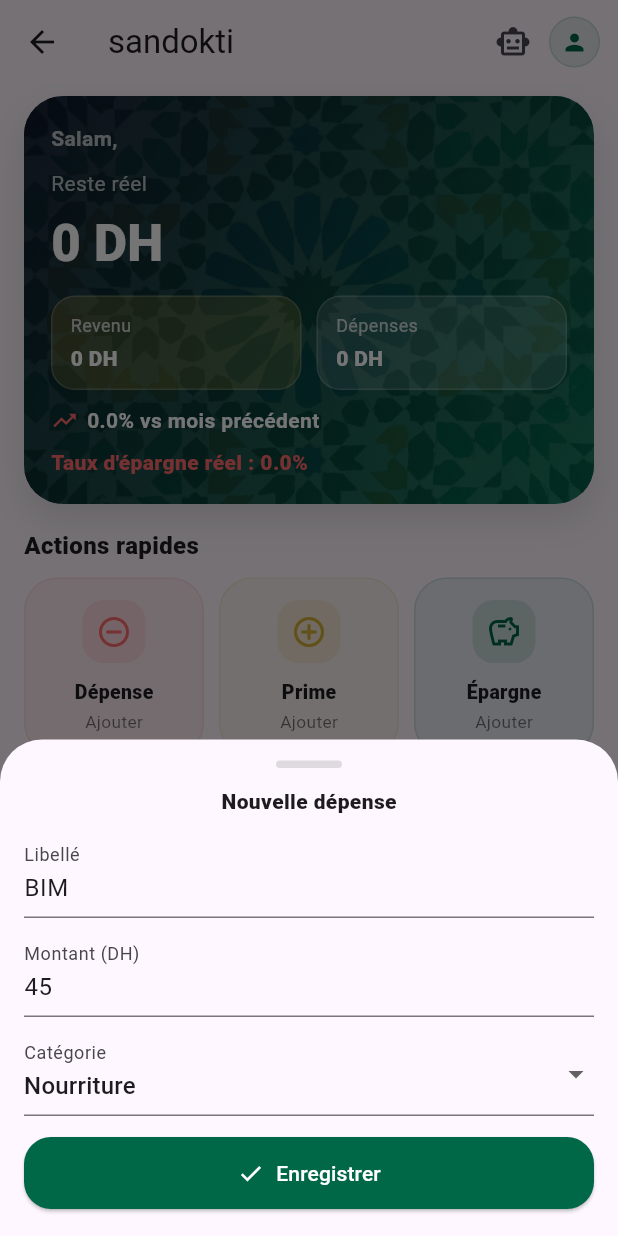
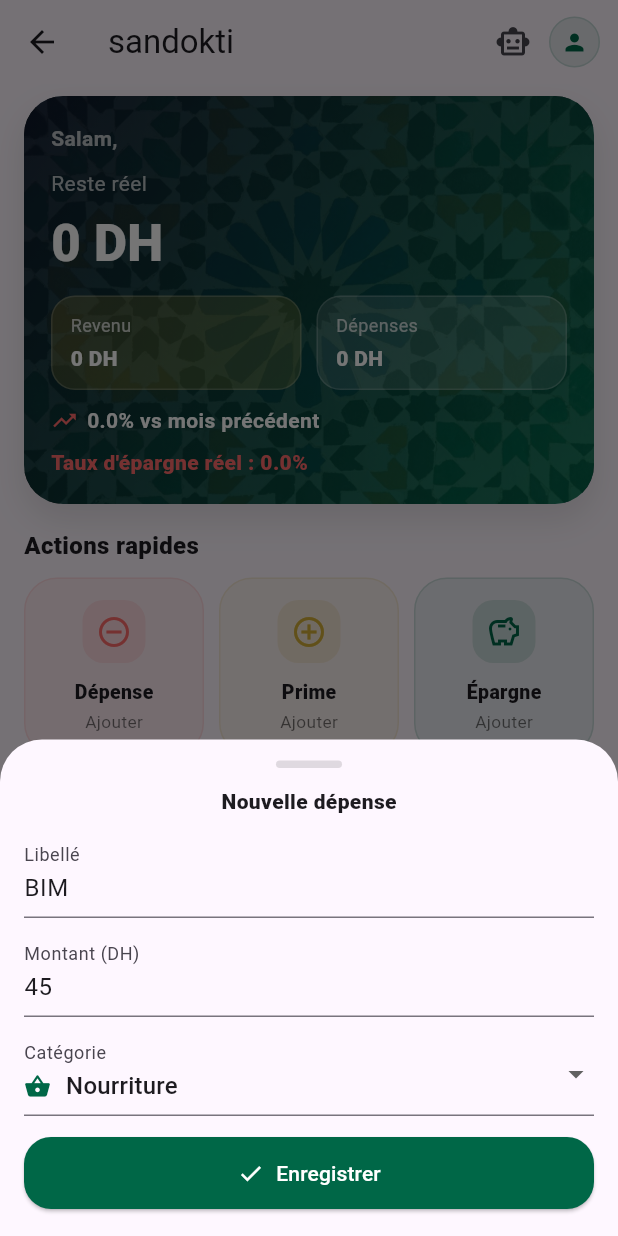
Before and after one commit to douaaelarif12/ssando9a, a Flutter app: the HomeScreen screen opened directly, after a tap on "Dépense", on a phone screen of 412 x 824 dp. Run offline on Flutter 3.47's test engine with Material 3 defaults, Android fonts, the phone set to English and light mode, and no system bars; our stand-ins replace cloud_firestore, firebase_ai, firebase_auth, firebase_core, fl_chart, flutter_riverpod and 2 more; accounts and stored records are empty.

Commit message:
Update: improve category icons UI

```diff
--- a/lib/core/utils/category_ui.dart
+++ b/lib/core/utils/category_ui.dart
@@ -3,38 +3,128 @@ import 'package:sandokti/app/theme/sandokti_colors.dart';
 
 /// Helpers UI pour rendre les catégories "à la marocaine"
 class CategoryUI {
-  static IconData iconForKey(String? key) {
+  /// Retourne l'icône correspondant à un categoryId (cat_*) ou à un iconKey legacy.
+  static IconData iconForCategory(String? categoryId) {
+    switch (categoryId) {
+      // ── Alimentation ────────────────────────────────
+      case 'cat_food':
+        return Icons.shopping_basket_rounded;
+      case 'cat_market':
+        return Icons.storefront_rounded;
+      case 'cat_restaurant':
+        return Icons.restaurant_rounded;
+
+      // ── Logement ────────────────────────────────────
+      case 'cat_rent':
+        return Icons.home_rounded;
+
+      // ── Transport ───────────────────────────────────
+      case 'cat_transport':
+        return Icons.directions_bus_rounded;
+      case 'cat_bus':
+        return Icons.directions_bus_filled_rounded;
+      case 'cat_fuel':
+        return Icons.local_gas_station_rounded;
+      case 'cat_auto_maintenance':
+        return Icons.build_circle_rounded;
+      case 'cat_auto_insurance':
+        return Icons.car_crash_rounded;
+
+      // ── Factures & Services ─────────────────────────
+      case 'cat_bills':
+        return Icons.bolt_rounded;
+      case 'cat_internet':
+        return Icons.wifi_rounded;
+      case 'cat_phone':
+        return Icons.smartphone_rounded;
+
+      // ── Santé ────────────────────────────────────────
+      case 'cat_health':
+        return Icons.local_hospital_rounded;
+
+      // ── Sport & Bien-être ────────────────────────────
+      case 'cat_sport':
+        return Icons.fitness_center_rounded;
+      case 'cat_beauty':
+        return Icons.face_retouching_natural_rounded;
+
+      // ── Loisirs & Sorties ────────────────────────────
+      case 'cat_fun':
+        return Icons.local_activity_rounded;
+
+      // ── Éducation ────────────────────────────────────
+      case 'cat_school':
+        return Icons.school_rounded;
+
+      // ── Famille & Enfants ────────────────────────────
+      case 'cat_children':
+        return Icons.child_care_rounded;
+      case 'cat_family':
+        return Icons.family_restroom_rounded;
+
+      // ── Occasions marocaines ─────────────────────────
+      case 'cat_eid':
+        return Icons.celebration_rounded;
+      case 'cat_ramadan':
+        return Icons.nightlight_round;
+
+      // ── Voyages ──────────────────────────────────────
+      case 'cat_travel':
+        return Icons.flight_takeoff_rounded;
+
+      // ── Imprévus ─────────────────────────────────────
+      case 'cat_unexpected':
+        return Icons.warning_amber_rounded;
+
+      // ── Épargne ──────────────────────────────────────
+      case 'cat_saving':
+        return Icons.savings_rounded;
+
+      // ── Legacy icon keys (compatibilité ascendante) ──
+      default:
+        return _iconForKey(categoryId);
+    }
+  }
+
+  /// @deprecated — utiliser iconForCategory(categoryId) à la place.
+  static IconData iconForKey(String? key) => _iconForKey(key);
+
+  static IconData _iconForKey(String? key) {
     switch (key) {
-      case 'basket': // Nourriture (BIM/Carrefour)
+      case 'basket':
         return Icons.shopping_basket_rounded;
       case 'school':
         return Icons.school_rounded;
       case 'home':
         return Icons.home_rounded;
-      case 'bolt': // Lydec/Amendis
+      case 'bolt':
         return Icons.bolt_rounded;
-      case 'car': // Diesel/Taxi
+      case 'car':
         return Icons.local_taxi_rounded;
       case 'restaurant':
         return Icons.restaurant_rounded;
       case 'tshirt':
         return Icons.checkroom_rounded;
-      case 'spa': // Hammam / Sadaqa
+      case 'spa':
         return Icons.spa_rounded;
       case 'user':
         return Icons.person_rounded;
       case 'gift':
         return Icons.card_giftcard_rounded;
-      case 'box': // Provisions (huile/miel)
+      case 'box':
         return Icons.inventory_2_rounded;
       case 'plane':
         return Icons.flight_takeoff_rounded;
       case 'wrench':
         return Icons.build_rounded;
       case 'health':
-        return Icons.health_and_safety_rounded;
-      case 'safe': // épargne
+        return Icons.local_hospital_rounded;
+      case 'safe':
         return Icons.savings_rounded;
+      case 'ramadan':
+        return Icons.nightlight_round;
+      case 'warning':
+        return Icons.warning_amber_rounded;
       default:
         return Icons.category_rounded;
     }
--- a/lib/features/budget/data/datasources/firestore/sandokti_firestore.dart
+++ b/lib/features/budget/data/datasources/firestore/sandokti_firestore.dart
@@ -96,6 +96,90 @@ class SandoktiFirestore {
         'iconKey': 'safe',
         'colorHex': '0xFF1E3A8A',
       },
+      // ── Alimentation complémentaires ──────────────────
+      {
+        'id': 'cat_market',
+        'name': 'Marché / Épicerie',
+        'iconKey': 'market',
+        'colorHex': '0xFFD97706',
+      },
+      {
+        'id': 'cat_restaurant',
+        'name': 'Restaurant / Café',
+        'iconKey': 'restaurant',
+        'colorHex': '0xFFEA580C',
+      },
+      // ── Transport complémentaires ─────────────────────
+      {
+        'id': 'cat_bus',
+        'name': 'Bus / Tram',
+        'iconKey': 'bus',
+        'colorHex': '0xFF2563EB',
+      },
+      {
+        'id': 'cat_fuel',
+        'name': 'Essence / Carburant',
+        'iconKey': 'fuel',
+        'colorHex': '0xFF7C3AED',
+      },
+      {
+        'id': 'cat_auto_maintenance',
+        'name': 'Entretien voiture',
+        'iconKey': 'wrench',
+        'colorHex': '0xFF6B7280',
+      },
+      {
+        'id': 'cat_auto_insurance',
+        'name': 'Assurance voiture',
+        'iconKey': 'insurance',
+        'colorHex': '0xFF0B1F3A',
+      },
+      // ── Factures complémentaires ──────────────────────
+      {
+        'id': 'cat_internet',
+        'name': 'Internet / WiFi',
+        'iconKey': 'wifi',
+        'colorHex': '0xFF0284C7',
+      },
+      {
+        'id': 'cat_phone',
+        'name': 'Téléphone / Mobile',
+        'iconKey': 'phone',
+        'colorHex': '0xFF0369A1',
+      },
+      // ── Sport & Beauté ────────────────────────────────
+      {
+        'id': 'cat_sport',
+        'name': 'Sport / Gym',
+        'iconKey': 'sport',
+        'colorHex': '0xFF059669',
+      },
+      {
+        'id': 'cat_beauty',
+        'name': 'Beauté / Hammam',
+        'iconKey': 'beauty',
+        'colorHex': '0xFFDB2777',
+      },
+      // ── Loisirs ───────────────────────────────────────
+      {
+        'id': 'cat_fun',
+        'name': 'Loisirs / Sorties',
+        'iconKey': 'fun',
+        'colorHex': '0xFFF59E0B',
+      },
+      // ── Famille ───────────────────────────────────────
+      {
+        'id': 'cat_children',
+        'name': 'Enfants',
+        'iconKey': 'children',
+        'colorHex': '0xFF06B6D4',
+      },
+      {
+        'id': 'cat_family',
+        'name': 'Famille',
+        'iconKey': 'family',
+        'colorHex': '0xFF8B5CF6',
+      },
     ];
 
     final batch = firestore.batch();
--- a/lib/features/budget/presentation/screens/home_screen.dart
+++ b/lib/features/budget/presentation/screens/home_screen.dart
@@ -4,6 +4,7 @@ import 'package:flutter/services.dart';
 import 'package:flutter_riverpod/flutter_riverpod.dart';
 import 'package:sandokti/app/theme/sandokti_colors.dart';
 import 'package:sandokti/core/utils/currency.dart';
+import 'package:sandokti/core/utils/category_ui.dart';
 import 'package:sandokti/features/budget/domain/ai/expense_categorizer.dart';
 import 'package:sandokti/features/budget/presentation/dashboard_controller.dart';
 import 'habits_analysis_screen.dart';
@@ -876,21 +877,29 @@ class _QuickAddExpenseSheetState extends State<_QuickAddExpenseSheet> {
             const SizedBox(height: 10),
             DropdownButtonFormField<String>(
               value: _categoryId,
-              items: const [
-                DropdownMenuItem(value: 'cat_food', child: Text('Nourriture')),
-                DropdownMenuItem(
-                  value: 'cat_transport',
-                  child: Text('Transport'),
-                ),
-                DropdownMenuItem(value: 'cat_bills', child: Text('Factures')),
-                DropdownMenuItem(value: 'cat_health', child: Text('Santé')),
-                DropdownMenuItem(value: 'cat_sport', child: Text('Sport')),
-                DropdownMenuItem(value: 'cat_fun', child: Text('Sorties')),
-                DropdownMenuItem(value: 'cat_children', child: Text('Enfants')),
-                DropdownMenuItem(
-                  value: 'cat_unexpected',
-                  child: Text('Imprévus'),
-                ),
+              items: [
+                _catItem('cat_food',        'Nourriture'),
+                _catItem('cat_market',      'Marché / Épicerie'),
+                _catItem('cat_restaurant',  'Restaurant / Café'),
+                _catItem('cat_transport',   'Transport'),
+                _catItem('cat_bus',         'Bus / Tram'),
+                _catItem('cat_fuel',        'Essence'),
+                _catItem('cat_auto_maintenance', 'Entretien voiture'),
+                _catItem('cat_auto_insurance',   'Assurance voiture'),
+                _catItem('cat_bills',       'Factures'),
+                _catItem('cat_internet',    'Internet / WiFi'),
+                _catItem('cat_phone',       'Téléphone'),
+                _catItem('cat_health',      'Santé'),
+                _catItem('cat_sport',       'Sport / Gym'),
+                _catItem('cat_beauty',      'Beauté / Hammam'),
+                _catItem('cat_fun',         'Loisirs / Sorties'),
+                _catItem('cat_school',      'École / Études'),
+                _catItem('cat_children',    'Enfants'),
+                _catItem('cat_family',      'Famille'),
+                _catItem('cat_eid',         'Aïd / Mouton'),
+                _catItem('cat_ramadan',     'Ramadan'),
+                _catItem('cat_travel',      'Voyages'),
+                _catItem('cat_unexpected',  'Imprévus'),
               ],
               onChanged: (v) {
                 setState(() {
@@ -932,6 +941,20 @@ class _QuickAddExpenseSheetState extends State<_QuickAddExpenseSheet> {
             ),
           ],
         ),
+      ),
+    );
+  }
+
+  DropdownMenuItem<String> _catItem(String id, String label) {
+    final icon = CategoryUI.iconForCategory(id);
+    return DropdownMenuItem(
+      value: id,
+      child: Row(
+        children: [
+          Icon(icon, size: 18, color: SandoktiColors.emerald),
+          const SizedBox(width: 10),
+          Text(label),
+        ],
       ),
     );
   }
--- a/lib/features/budget/presentation/screens/transactions_screen.dart
+++ b/lib/features/budget/presentation/screens/transactions_screen.dart
@@ -226,7 +226,7 @@ class TransactionsScreen extends ConsumerWidget {
         label = 'Prime';
       } else {
         accent = SandoktiColors.emerald;
-        icon = CategoryUI.iconForKey(t.categoryIconKey);
+        icon = CategoryUI.iconForCategory(t.categoryId);
         label = t.categoryName ?? 'Dépense';
       }
 
```
